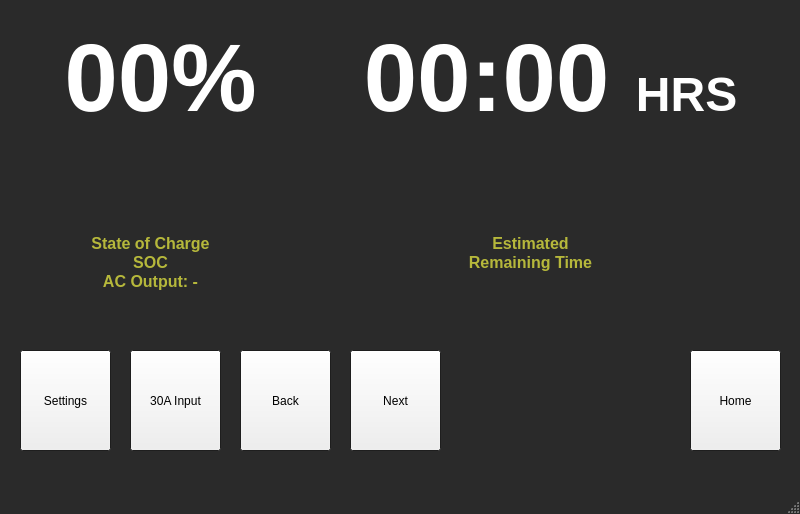
This is mainwindow.ui in mark-c-paul/pi-gui as Qt 5 draws it before an edit. The edited form follows.
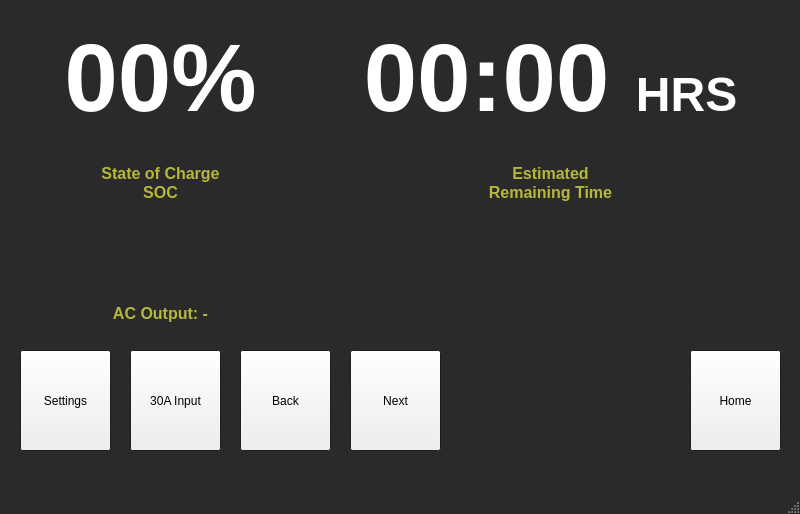
This is the edited form. The open tabs and pages were chosen to show the change.

```diff
--- a/mainwindow.ui
+++ b/mainwindow.ui
@@ -370,8 +370,8 @@
       </property>
       <property name="geometry">
        <rect>
-        <x>10</x>
-        <y>230</y>
+        <x>20</x>
+        <y>160</y>
         <width>281</width>
         <height>91</height>
        </rect>
@@ -381,12 +381,11 @@
       </property>
       <property name="html">
        <string>&lt;!DOCTYPE HTML PUBLIC &quot;-//W3C//DTD HTML 4.0//EN&quot; &quot;http://www.w3.org/TR/REC-html40/strict.dtd&quot;&gt;
-&lt;html&gt;&lt;head&gt;&lt;meta name=&quot;qrichtext&quot; content=&quot;1&quot; /&gt;&lt;meta charset=&quot;utf-8&quot; /&gt;&lt;style type=&quot;text/css&quot;&gt;
+&lt;html&gt;&lt;head&gt;&lt;meta name=&quot;qrichtext&quot; content=&quot;1&quot; /&gt;&lt;style type=&quot;text/css&quot;&gt;
 p, li { white-space: pre-wrap; }
-&lt;/style&gt;&lt;/head&gt;&lt;body style=&quot; font-family:'Segoe UI'; font-size:9pt; font-weight:400; font-style:normal;&quot;&gt;
+&lt;/style&gt;&lt;/head&gt;&lt;body style=&quot; font-family:'MS Shell Dlg 2'; font-size:8.25pt; font-weight:400; font-style:normal;&quot;&gt;
 &lt;p align=&quot;center&quot; style=&quot; margin-top:0px; margin-bottom:0px; margin-left:0px; margin-right:0px; -qt-block-indent:0; text-indent:0px;&quot;&gt;&lt;span style=&quot; font-family:'PibotoLt'; font-size:12pt; font-weight:600; color:#b6b83b;&quot;&gt;State of Charge&lt;/span&gt;&lt;/p&gt;
-&lt;p align=&quot;center&quot; style=&quot; margin-top:0px; margin-bottom:0px; margin-left:0px; margin-right:0px; -qt-block-indent:0; text-indent:0px;&quot;&gt;&lt;span style=&quot; font-family:'PibotoLt'; font-size:12pt; font-weight:600; color:#b6b83b;&quot;&gt;SOC&lt;/span&gt;&lt;/p&gt;
-&lt;p align=&quot;center&quot; style=&quot; margin-top:0px; margin-bottom:0px; margin-left:0px; margin-right:0px; -qt-block-indent:0; text-indent:0px;&quot;&gt;&lt;span style=&quot; font-family:'PibotoLt'; font-size:12pt; font-weight:600; color:#b6b83b;&quot;&gt;AC Output: -&lt;/span&gt;&lt;/p&gt;&lt;/body&gt;&lt;/html&gt;</string>
+&lt;p align=&quot;center&quot; style=&quot; margin-top:0px; margin-bottom:0px; margin-left:0px; margin-right:0px; -qt-block-indent:0; text-indent:0px;&quot;&gt;&lt;span style=&quot; font-family:'PibotoLt'; font-size:12pt; font-weight:600; color:#b6b83b;&quot;&gt;SOC&lt;/span&gt;&lt;/p&gt;&lt;/body&gt;&lt;/html&gt;</string>
       </property>
      </widget>
      <widget class="QTextEdit" name="timeText">
@@ -396,8 +395,8 @@
       <property name="geometry">
        <rect>
         <x>310</x>
-        <y>230</y>
-        <width>441</width>
+        <y>160</y>
+        <width>481</width>
         <height>91</height>
        </rect>
       </property>
@@ -406,13 +405,36 @@
       </property>
       <property name="html">
        <string>&lt;!DOCTYPE HTML PUBLIC &quot;-//W3C//DTD HTML 4.0//EN&quot; &quot;http://www.w3.org/TR/REC-html40/strict.dtd&quot;&gt;
-&lt;html&gt;&lt;head&gt;&lt;meta name=&quot;qrichtext&quot; content=&quot;1&quot; /&gt;&lt;meta charset=&quot;utf-8&quot; /&gt;&lt;style type=&quot;text/css&quot;&gt;
+&lt;html&gt;&lt;head&gt;&lt;meta name=&quot;qrichtext&quot; content=&quot;1&quot; /&gt;&lt;style type=&quot;text/css&quot;&gt;
 p, li { white-space: pre-wrap; }
-&lt;/style&gt;&lt;/head&gt;&lt;body style=&quot; font-family:'Segoe UI'; font-size:9pt; font-weight:400; font-style:normal;&quot;&gt;
+&lt;/style&gt;&lt;/head&gt;&lt;body style=&quot; font-family:'MS Shell Dlg 2'; font-size:8.25pt; font-weight:400; font-style:normal;&quot;&gt;
 &lt;p align=&quot;center&quot; style=&quot; margin-top:0px; margin-bottom:0px; margin-left:0px; margin-right:0px; -qt-block-indent:0; text-indent:0px;&quot;&gt;&lt;span style=&quot; font-family:'PibotoLt'; font-size:12pt; font-weight:600; color:#b6b83b;&quot;&gt;Estimated&lt;/span&gt;&lt;/p&gt;
 &lt;p align=&quot;center&quot; style=&quot; margin-top:0px; margin-bottom:0px; margin-left:0px; margin-right:0px; -qt-block-indent:0; text-indent:0px;&quot;&gt;&lt;span style=&quot; font-family:'PibotoLt'; font-size:12pt; font-weight:600; color:#b6b83b;&quot;&gt;Remaining Time&lt;/span&gt;&lt;/p&gt;&lt;/body&gt;&lt;/html&gt;</string>
       </property>
      </widget>
+     <widget class="QTextEdit" name="outputText">
+      <property name="enabled">
+       <bool>false</bool>
+      </property>
+      <property name="geometry">
+       <rect>
+        <x>20</x>
+        <y>300</y>
+        <width>281</width>
+        <height>31</height>
+       </rect>
+      </property>
+      <property name="frameShape">
+       <enum>QFrame::NoFrame</enum>
+      </property>
+      <property name="html">
+       <string>&lt;!DOCTYPE HTML PUBLIC &quot;-//W3C//DTD HTML 4.0//EN&quot; &quot;http://www.w3.org/TR/REC-html40/strict.dtd&quot;&gt;
+&lt;html&gt;&lt;head&gt;&lt;meta name=&quot;qrichtext&quot; content=&quot;1&quot; /&gt;&lt;style type=&quot;text/css&quot;&gt;
+p, li { white-space: pre-wrap; }
+&lt;/style&gt;&lt;/head&gt;&lt;body style=&quot; font-family:'MS Shell Dlg 2'; font-size:8.25pt; font-weight:400; font-style:normal;&quot;&gt;
+&lt;p align=&quot;center&quot; style=&quot; margin-top:0px; margin-bottom:0px; margin-left:0px; margin-right:0px; -qt-block-indent:0; text-indent:0px;&quot;&gt;&lt;span style=&quot; font-family:'PibotoLt'; font-size:12pt; font-weight:600; color:#b6b83b;&quot;&gt;AC Output: -&lt;/span&gt;&lt;/p&gt;&lt;/body&gt;&lt;/html&gt;</string>
+      </property>
+     </widget>
     </widget>
     <widget class="QWidget" name="page_2">
      <widget class="Line" name="line">
```
Left out of the diff: 69 changed lines with no effect on the pictures.
